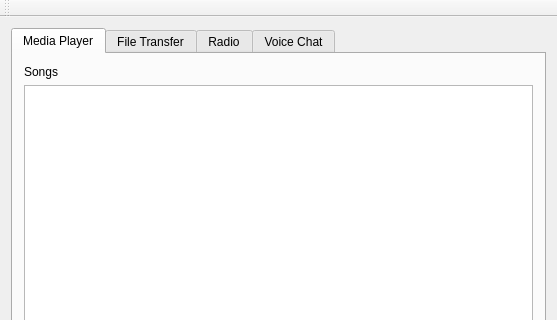
First picture: the form in ComAudioClient/mainwindow.ui, repository CarsonRoscoe/WirelessAudio, before the edit; both pictures show x 0 to 557 and y 0 to 320 of the 557 by 479 pixel window.
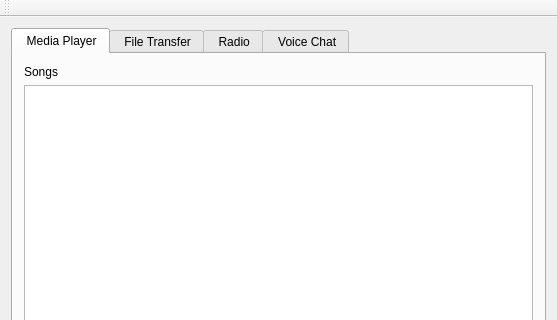
Second picture: the form after the edit.

What changed in the file:
```diff
--- a/ComAudioClient/mainwindow.ui
+++ b/ComAudioClient/mainwindow.ui
@@ -25,7 +25,7 @@
       </property>
       <widget class="QWidget" name="mediaTab">
        <attribute name="title">
-        <string>Media Player</string>
+        <string> Media Player</string>
        </attribute>
        <layout class="QGridLayout" name="gridLayout_5">
         <item row="0" column="0" colspan="5">
@@ -84,7 +84,7 @@
       </widget>
       <widget class="QWidget" name="fileTransferTab">
        <attribute name="title">
-        <string>File Transfer</string>
+        <string> File Transfer</string>
        </attribute>
        <layout class="QGridLayout" name="gridLayout_3">
         <item row="6" column="0" colspan="3">
@@ -205,7 +205,7 @@
       </widget>
       <widget class="QWidget" name="radioTab">
        <attribute name="title">
-        <string>Radio</string>
+        <string> Radio</string>
        </attribute>
        <layout class="QGridLayout" name="gridLayout_2">
         <item row="0" column="0">
@@ -256,7 +256,7 @@
       </widget>
       <widget class="QWidget" name="voiceTab">
        <attribute name="title">
-        <string>Voice Chat</string>
+        <string> Voice Chat</string>
        </attribute>
        <layout class="QGridLayout" name="gridLayout_4">
         <item row="0" column="0">
```
Left out of the diff: 21 changed lines with no effect on the pictures.
